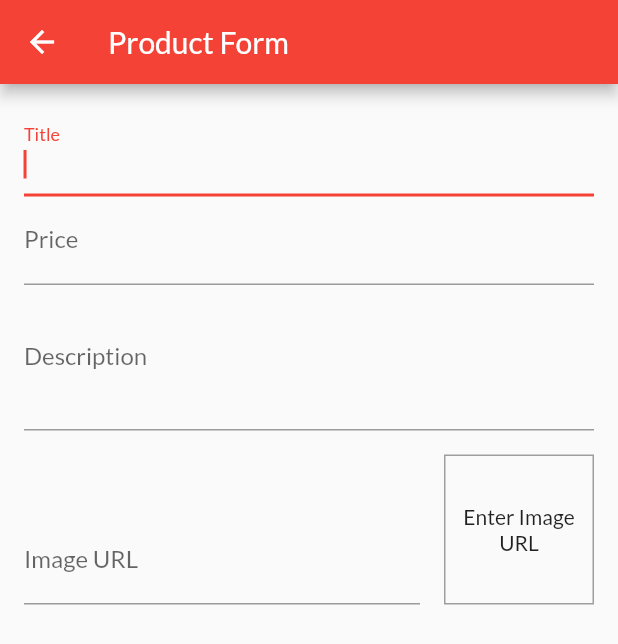
After one commit to dominickbrasileiro/my-shop, a Flutter app: the ProductFormScreen screen opened by its route, on a phone screen of 412 x 824 dp. The commit adds this screen. Shown: the top 644 px of the screen. Run offline on Flutter 3.47's test engine with Material 2 defaults, Android fonts, the phone set to English and light mode, and no system bars; network calls fail.

Commit message:
Add Product Form Screen

```diff
--- a/lib/core/app_routes.dart
+++ b/lib/core/app_routes.dart
@@ -4,4 +4,5 @@ class AppRoutes {
   static const CART = '/cart';
   static const ORDERS = '/orders';
   static const MANAGE_PRODUCTS = '/manage-products';
+  static const PRODUCT_FORM = '/product-form';
 }
--- a/lib/main.dart
+++ b/lib/main.dart
@@ -7,6 +7,7 @@ import 'package:fshop/screens/cart_screen.dart';
 import 'package:fshop/screens/manage_products_screen.dart';
 import 'package:fshop/screens/orders_screen.dart';
 import 'package:fshop/screens/product_details_screen.dart';
+import 'package:fshop/screens/product_form_screen.dart';
 import 'package:fshop/screens/products_overview_screen.dart';
 import 'package:provider/provider.dart';
 
@@ -42,6 +43,7 @@ class MyApp extends StatelessWidget {
           AppRoutes.CART: (ctx) => CartScreen(),
           AppRoutes.ORDERS: (ctx) => OrdersScreen(),
           AppRoutes.MANAGE_PRODUCTS: (ctx) => ManageProductsScreen(),
+          AppRoutes.PRODUCT_FORM: (ctx) => ProductFormScreen(),
         },
       ),
     );
--- a/lib/screens/manage_products_screen.dart
+++ b/lib/screens/manage_products_screen.dart
@@ -1,4 +1,5 @@
 import 'package:flutter/material.dart';
+import 'package:fshop/core/app_routes.dart';
 import 'package:fshop/providers/products_provider.dart';
 import 'package:fshop/widgets/app_drawer.dart';
 import 'package:fshop/widgets/manage_product_item_widget.dart';
@@ -16,7 +17,9 @@ class ManageProductsScreen extends StatelessWidget {
         title: Text('Manage Products'),
         actions: [
           IconButton(
-            onPressed: () {},
+            onPressed: () {
+              Navigator.of(context).pushNamed(AppRoutes.PRODUCT_FORM);
+            },
             icon: Icon(Icons.add),
           ),
         ],
--- /dev/null
+++ b/lib/screens/product_form_screen.dart
@@ -0,0 +1,110 @@
+import 'package:flutter/material.dart';
+
+class ProductFormScreen extends StatefulWidget {
+  @override
+  _ProductFormScreenState createState() => _ProductFormScreenState();
+}
+
+class _ProductFormScreenState extends State<ProductFormScreen> {
+  late FocusNode _priceFocusNode;
+  late FocusNode _descriptionFocusNode;
+  late FocusNode _imageUrlFocusNode;
+  late TextEditingController _imageUrlController;
+
+  @override
+  void initState() {
+    super.initState();
+
+    _priceFocusNode = FocusNode();
+    _descriptionFocusNode = FocusNode();
+    _imageUrlFocusNode = FocusNode();
+    _imageUrlFocusNode.addListener(handleImageUrlFocusChange);
+    _imageUrlController = TextEditingController();
+  }
+
+  @override
+  void dispose() {
+    _priceFocusNode.dispose();
+    _descriptionFocusNode.dispose();
+    _imageUrlFocusNode.removeListener(handleImageUrlFocusChange);
+    _imageUrlFocusNode.dispose();
+
+    super.dispose();
+  }
+
+  void handleImageUrlFocusChange() {
+    setState(() {});
+  }
+
+  @override
+  Widget build(BuildContext context) {
+    return Scaffold(
+      appBar: AppBar(
+        title: Text('Product Form'),
+      ),
+      body: Padding(
+        padding: EdgeInsets.all(16),
+        child: Form(
+          child: ListView(
+            children: [
+              TextFormField(
+                autofocus: true,
+                decoration: InputDecoration(labelText: 'Title'),
+                textInputAction: TextInputAction.next,
+                onFieldSubmitted: (_) => _priceFocusNode.requestFocus(),
+              ),
+              TextFormField(
+                focusNode: _priceFocusNode,
+                decoration: InputDecoration(labelText: 'Price'),
+                textInputAction: TextInputAction.next,
+                keyboardType: TextInputType.numberWithOptions(decimal: true),
+                onFieldSubmitted: (_) => _descriptionFocusNode.requestFocus(),
+              ),
+              TextFormField(
+                focusNode: _descriptionFocusNode,
+                decoration: InputDecoration(labelText: 'Description'),
+                maxLines: 3,
+                keyboardType: TextInputType.multiline,
+              ),
+              Row(
+                crossAxisAlignment: CrossAxisAlignment.end,
+                children: [
+                  Expanded(
+                    child: TextFormField(
+                      focusNode: _imageUrlFocusNode,
+                      controller: _imageUrlController,
+                      decoration: InputDecoration(labelText: 'Image URL'),
+                      keyboardType: TextInputType.url,
+                      textInputAction: TextInputAction.done,
+                    ),
+                  ),
+                  Container(
+                    height: 100,
+                    width: 100,
+                    margin: EdgeInsets.only(
+                      top: 16,
+                      left: 16,
+                    ),
+                    decoration: BoxDecoration(
+                      border: Border.all(color: Colors.grey),
+                    ),
+                    alignment: Alignment.center,
+                    child: _imageUrlController.text.isEmpty
+                        ? Text(
+                            'Enter Image URL',
+                            textAlign: TextAlign.center,
+                          )
+                        : Image.network(
+                            _imageUrlController.text,
+                            fit: BoxFit.cover,
+                          ),
+                  ),
+                ],
+              ),
+            ],
+          ),
+        ),
+      ),
+    );
+  }
+}
```
